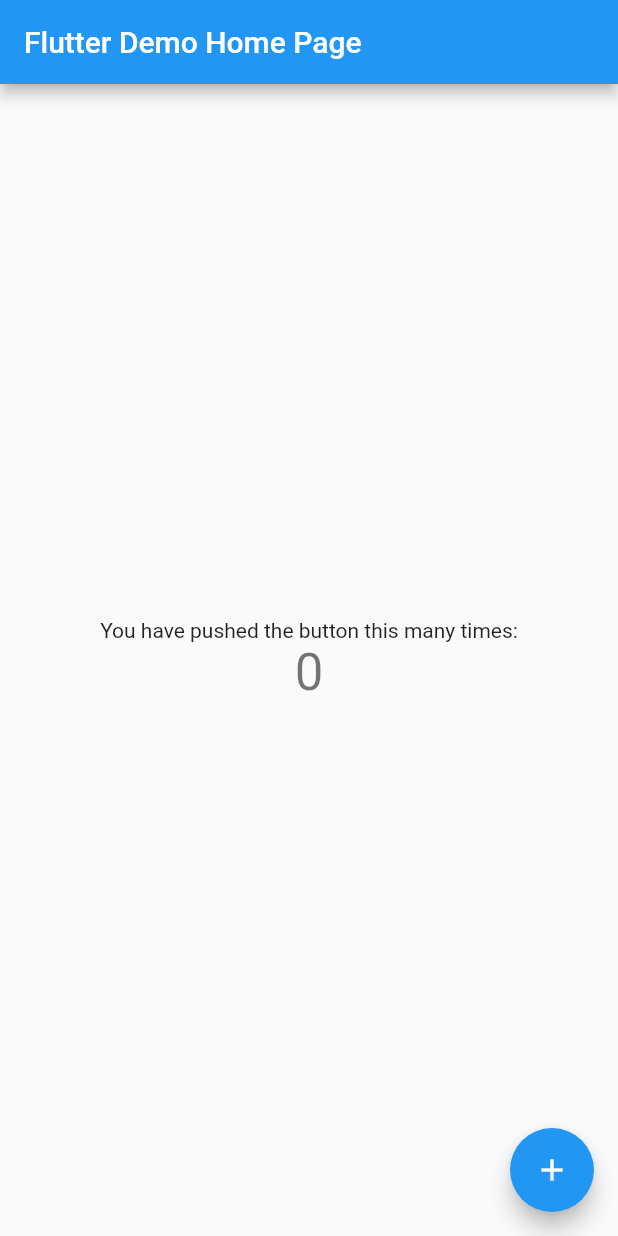
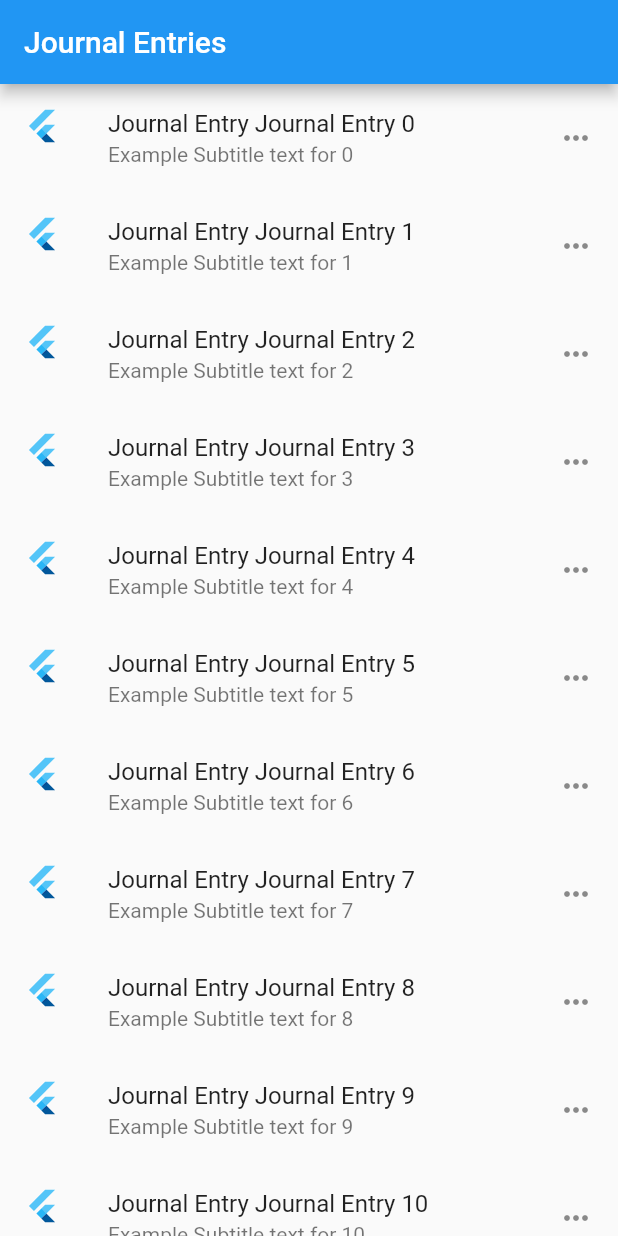
Before and after one commit to josephmchristy/journalapp, a Flutter app: the screen it shows after launch, on a phone screen of 412 x 824 dp. Run offline on Flutter 3.47's test engine with Material 2 defaults, Android fonts, the phone set to English and light mode, and no system bars.

Commit message:
Added journal entries screen.

```diff
--- a/lib/main.dart
+++ b/lib/main.dart
@@ -1,4 +1,5 @@
 import 'package:flutter/material.dart';
+import 'package:journalapp/screens/journal_entries.dart';
 
 void main() {
   runApp(const MyApp());
@@ -13,103 +14,9 @@
     return MaterialApp(
       title: 'Flutter Demo',
       theme: ThemeData(
-        // This is the theme of your application.
-        //
-        // Try running your application with "flutter run". You'll see the
-        // application has a blue toolbar. Then, without quitting the app, try
-        // changing the primarySwatch below to Colors.green and then invoke
-        // "hot reload" (press "r" in the console where you ran "flutter run",
-        // or simply save your changes to "hot reload" in a Flutter IDE).
-        // Notice that the counter didn't reset back to zero; the application
-        // is not restarted.
         primarySwatch: Colors.blue,
       ),
-      home: const MyHomePage(title: 'Flutter Demo Home Page'),
+      home: JournalEntriesScreen(),
     );
   }
 }
-
-class MyHomePage extends StatefulWidget {
-  const MyHomePage({Key? key, required this.title}) : super(key: key);
-
-  // This widget is the home page of your application. It is stateful, meaning
-  // that it has a State object (defined below) that contains fields that affect
-  // how it looks.
-
-  // This class is the configuration for the state. It holds the values (in this
-  // case the title) provided by the parent (in this case the App widget) and
-  // used by the build method of the State. Fields in a Widget subclass are
-  // always marked "final".
-
-  final String title;
-
-  @override
-  State<MyHomePage> createState() => _MyHomePageState();
-}
-
-class _MyHomePageState extends State<MyHomePage> {
-  int _counter = 0;
-
-  void _incrementCounter() {
-    setState(() {
-      // This call to setState tells the Flutter framework that something has
-      // changed in this State, which causes it to rerun the build method below
-      // so that the display can reflect the updated values. If we changed
-      // _counter without calling setState(), then the build method would not be
-      // called again, and so nothing would appear to happen.
-      _counter++;
-    });
-  }
-
-  @override
-  Widget build(BuildContext context) {
-    // This method is rerun every time setState is called, for instance as done
-    // by the _incrementCounter method above.
-    //
-    // The Flutter framework has been optimized to make rerunning build methods
-    // fast, so that you can just rebuild anything that needs updating rather
-    // than having to individually change instances of widgets.
-    return Scaffold(
-      appBar: AppBar(
-        // Here we take the value from the MyHomePage object that was created by
-        // the App.build method, and use it to set our appbar title.
-        title: Text(widget.title),
-      ),
-      body: Center(
-        // Center is a layout widget. It takes a single child and positions it
-        // in the middle of the parent.
-        child: Column(
-          // Column is also a layout widget. It takes a list of children and
-          // arranges them vertically. By default, it sizes itself to fit its
-          // children horizontally, and tries to be as tall as its parent.
-          //
-          // Invoke "debug painting" (press "p" in the console, choose the
-          // "Toggle Debug Paint" action from the Flutter Inspector in Android
-          // Studio, or the "Toggle Debug Paint" command in Visual Studio Code)
-          // to see the wireframe for each widget.
-          //
-          // Column has various properties to control how it sizes itself and
-          // how it positions its children. Here we use mainAxisAlignment to
-          // center the children vertically; the main axis here is the vertical
-          // axis because Columns are vertical (the cross axis would be
-          // horizontal).
-          mainAxisAlignment: MainAxisAlignment.center,
-          children: <Widget>[
-            const Text(
-              'You have pushed the button this many times:',
-            ),
-            Text(
-              '$_counter',
-              style: Theme.of(context).textTheme.headline4,
-            ),
-          ],
-        ),
-      ),
-      floatingActionButton: FloatingActionButton(
-        onPressed: _incrementCounter,
-        tooltip: 'Increment',
-        child: const Icon(Icons.add),
-      ), // This trailing comma makes auto-formatting nicer for build methods.
-    );
-  }
-}
--- /dev/null
+++ b/lib/screens/journal_entries.dart
@@ -0,0 +1,42 @@
+import 'package:flutter/material.dart';
+
+class JournalEntriesScreen extends StatelessWidget {
+
+  static const routeKey = 'journal_entries';
+
+  JournalEntriesScreen({ Key? key }) : super(key: key);
+
+  final items = List<Map>.generate(1000, (i) {
+    return {
+      'title': 'Journal Entry $i',
+      'subtitle': 'Subtitle text for $i',
+    };
+  });
+
+  @override
+  Widget build(BuildContext context) {
+    return Scaffold(
+      appBar: AppBar(
+        title: const Text('Journal Entries'),
+      ),
+      body: ListView.builder(itemBuilder: (context, index){
+        return ListTile(
+          leading: FlutterLogo(),
+          trailing: Icon(Icons.more_horiz),
+          title: Text('Journal Entry ${items[index]['title']}'),
+          subtitle: Text('Example ${items[index]['subtitle']}'),
+        );
+      })
+      // body: ListView(
+      //   children: [
+      //     ListTile(
+      //       leading: FlutterLogo(),
+      //       trailing: Icon(Icons.more_horiz),
+      //       title: Text('Journal Entry N'),
+      //       subtitle: Text('Example subtitle'),
+      //     )
+      //   ],
+      // )
+    );
+  }
+}
```
